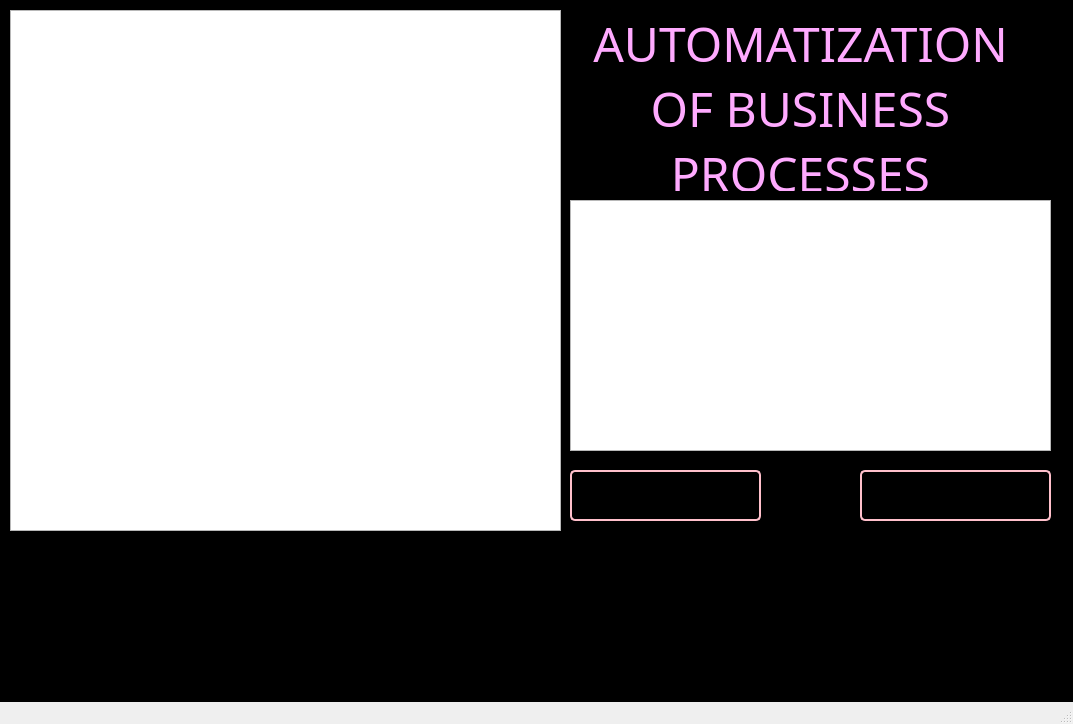
Old version of the form untitled.ui in the repository CyberBro9/aobp.
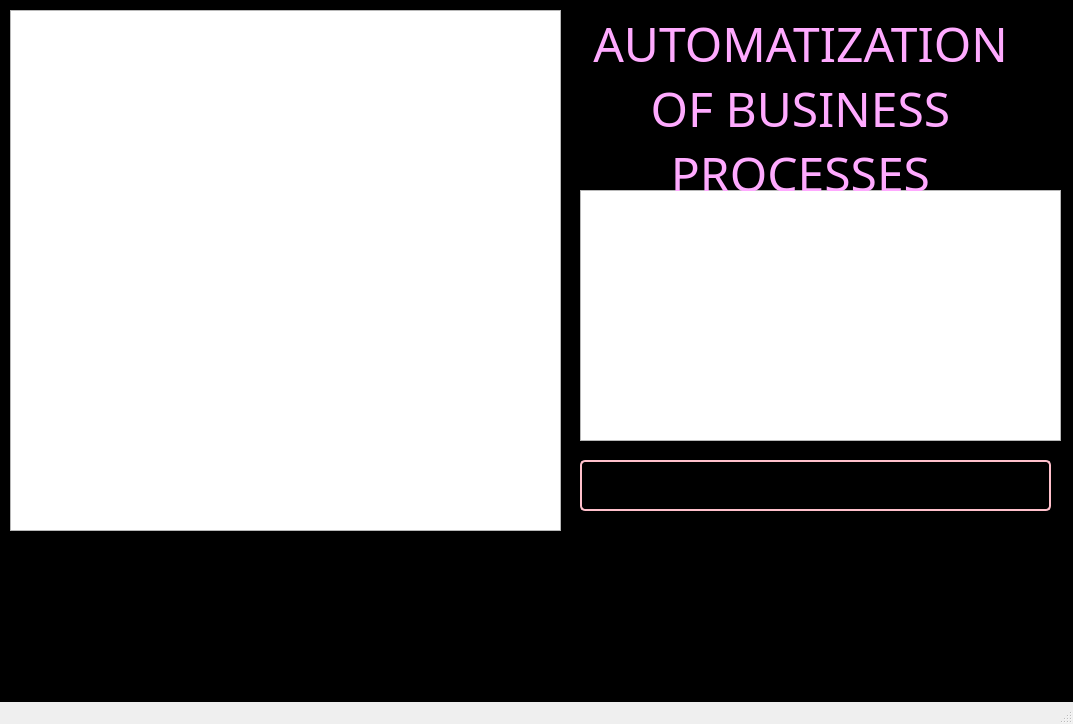
New version of the form.

Commit message: неприятность на борту

```diff
--- a/untitled.ui
+++ b/untitled.ui
@@ -42,8 +42,8 @@
    <widget class="QTableWidget" name="tableWidget">
     <property name="geometry">
      <rect>
-      <x>570</x>
-      <y>200</y>
+      <x>580</x>
+      <y>190</y>
       <width>481</width>
       <height>251</height>
      </rect>
@@ -52,9 +52,9 @@
    <widget class="QPushButton" name="addSelections">
     <property name="geometry">
      <rect>
-      <x>570</x>
-      <y>470</y>
-      <width>191</width>
+      <x>580</x>
+      <y>460</y>
+      <width>471</width>
       <height>51</height>
      </rect>
     </property>
@@ -113,22 +113,6 @@
      <bool>true</bool>
     </property>
    </widget>
-   <widget class="QPushButton" name="selectExcel">
-    <property name="geometry">
-     <rect>
-      <x>860</x>
-      <y>470</y>
-      <width>191</width>
-      <height>51</height>
-     </rect>
-    </property>
-    <property name="locale">
-     <locale language="English" country="UnitedStates"/>
-    </property>
-    <property name="text">
-     <string>Select Excel spreadsheet</string>
-    </property>
-   </widget>
   </widget>
   <widget class="QStatusBar" name="statusbar"/>
  </widget>
```
Left out of the diff: 9 changed lines with no effect on the pictures.
